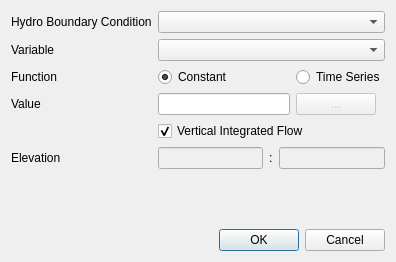
Old version of the form src/ui/water_quality_boundary_condition_dialog.ui in the repository IPH-ECO/iph-eco-gui.
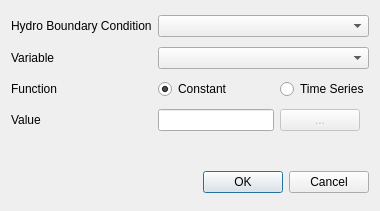
New version of the form.

Commit message: Removing no longer used fields from water quality boundary condition dialog

Patch:
```diff
--- a/src/ui/water_quality_boundary_condition_dialog.ui
+++ b/src/ui/water_quality_boundary_condition_dialog.ui
@@ -6,34 +6,27 @@
    <rect>
     <x>0</x>
     <y>0</y>
-    <width>396</width>
-    <height>262</height>
+    <width>380</width>
+    <height>211</height>
    </rect>
   </property>
   <property name="minimumSize">
    <size>
-    <width>385</width>
-    <height>262</height>
+    <width>380</width>
+    <height>211</height>
    </size>
   </property>
   <property name="maximumSize">
    <size>
-    <width>396</width>
-    <height>262</height>
+    <width>380</width>
+    <height>211</height>
    </size>
   </property>
   <property name="windowTitle">
    <string>Water Quality Boundary Condition</string>
   </property>
   <layout class="QGridLayout" name="gridLayout">
-   <item row="5" column="0">
-    <widget class="QLabel" name="label_5">
-     <property name="text">
-      <string>Elevation</string>
-     </property>
-    </widget>
-   </item>
-   <item row="7" column="0" colspan="3">
+   <item row="5" column="0" colspan="3">
     <widget class="QDialogButtonBox" name="buttonBox">
      <property name="orientation">
       <enum>Qt::Horizontal</enum>
@@ -43,26 +36,29 @@
      </property>
     </widget>
    </item>
-   <item row="2" column="0">
-    <widget class="QLabel" name="label_3">
-     <property name="text">
-      <string>Function</string>
-     </property>
-    </widget>
-   </item>
-   <item row="6" column="0">
+   <item row="4" column="0">
     <spacer name="verticalSpacer">
      <property name="orientation">
       <enum>Qt::Vertical</enum>
      </property>
+     <property name="sizeType">
+      <enum>QSizePolicy::Fixed</enum>
+     </property>
      <property name="sizeHint" stdset="0">
       <size>
        <width>20</width>
-       <height>40</height>
+       <height>30</height>
       </size>
      </property>
     </spacer>
    </item>
+   <item row="2" column="0">
+    <widget class="QLabel" name="label_3">
+     <property name="text">
+      <string>Function</string>
+     </property>
+    </widget>
+   </item>
    <item row="2" column="2">
     <widget class="QRadioButton" name="rdoTimeSeries">
      <property name="text">
@@ -70,6 +66,9 @@
      </property>
     </widget>
    </item>
+   <item row="0" column="1" colspan="2">
+    <widget class="QComboBox" name="cbxHydroBoundaryCondition"/>
+   </item>
    <item row="3" column="0">
     <widget class="QLabel" name="label_4">
      <property name="text">
@@ -77,13 +76,6 @@
      </property>
     </widget>
    </item>
-   <item row="1" column="0">
-    <widget class="QLabel" name="label_2">
-     <property name="text">
-      <string>Variable</string>
-     </property>
-    </widget>
-   </item>
    <item row="0" column="0">
     <widget class="QLabel" name="label">
      <property name="text">
@@ -91,11 +83,15 @@
      </property>
     </widget>
    </item>
-   <item row="3" column="1">
-    <widget class="QLineEdit" name="edtConstant"/>
-   </item>
-   <item row="0" column="1" colspan="2">
-    <widget class="QComboBox" name="cbxHydroBoundaryCondition"/>
+   <item row="2" column="1">
+    <widget class="QRadioButton" name="rdoConstant">
+     <property name="text">
+      <string>Constant</string>
+     </property>
+     <property name="checked">
+      <bool>true</bool>
+     </property>
+    </widget>
    </item>
    <item row="3" column="2">
     <widget class="QPushButton" name="btnTimeSeries">
@@ -113,58 +109,19 @@
      </property>
     </widget>
    </item>
-   <item row="2" column="1">
-    <widget class="QRadioButton" name="rdoConstant">
+   <item row="3" column="1">
+    <widget class="QLineEdit" name="edtConstant"/>
+   </item>
+   <item row="1" column="0">
+    <widget class="QLabel" name="label_2">
      <property name="text">
-      <string>Constant</string>
-     </property>
-     <property name="checked">
-      <bool>true</bool>
+      <string>Variable</string>
      </property>
     </widget>
    </item>
    <item row="1" column="1" colspan="2">
     <widget class="QComboBox" name="cbxVariable"/>
    </item>
-   <item row="4" column="1" colspan="2">
-    <layout class="QHBoxLayout" name="horizontalLayout">
-     <item>
-      <widget class="QCheckBox" name="chkVerticallyIntegratedFlow">
-       <property name="text">
-        <string>Vertical Integrated Flow</string>
-       </property>
-       <property name="checked">
-        <bool>true</bool>
-       </property>
-      </widget>
-     </item>
-    </layout>
-   </item>
-   <item row="5" column="1" colspan="2">
-    <layout class="QHBoxLayout" name="horizontalLayout_2">
-     <item>
-      <widget class="QLineEdit" name="edtMinimumElevation">
-       <property name="enabled">
-        <bool>false</bool>
-       </property>
-      </widget>
-     </item>
-     <item>
-      <widget class="QLabel" name="label_6">
-       <property name="text">
-        <string>:</string>
-       </property>
-      </widget>
-     </item>
-     <item>
-      <widget class="QLineEdit" name="edtMaximumElevation">
-       <property name="enabled">
-        <bool>false</bool>
-       </property>
-      </widget>
-     </item>
-    </layout>
-   </item>
   </layout>
  </widget>
  <tabstops>
```
Left out of the diff: 32 changed lines with no effect on the pictures. The commit also changes 2 other files.
